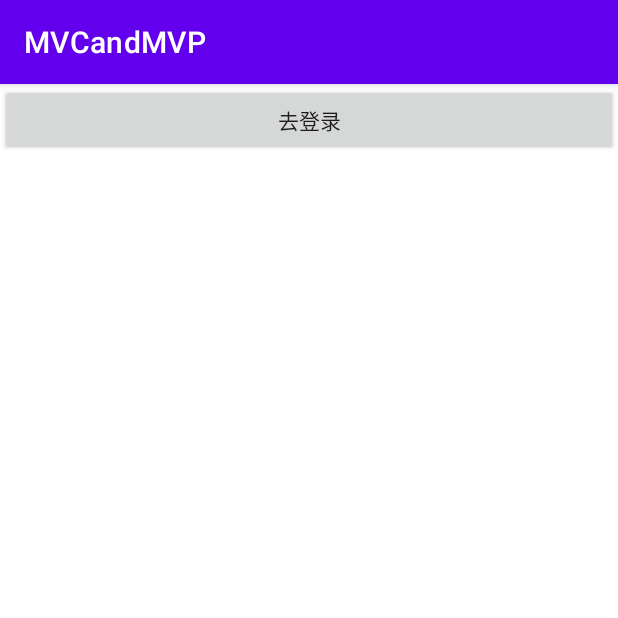
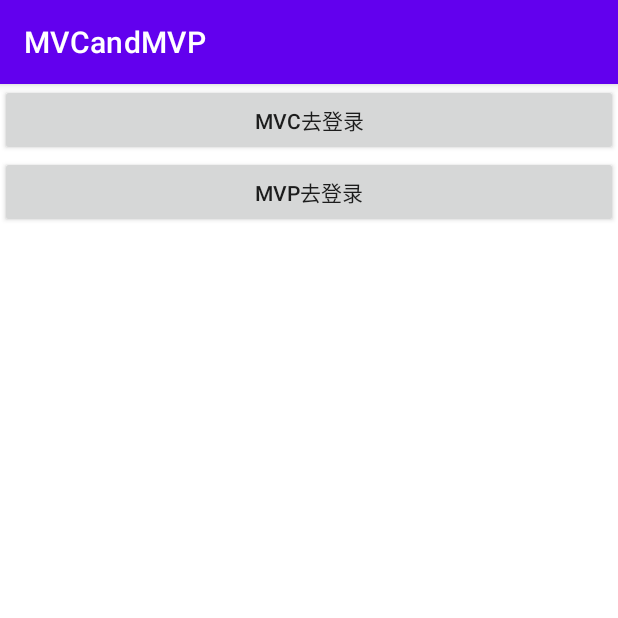
Before and after one commit to duan759968124/MVCandMVP, an Android app: the screen it shows after launch (MainActivity), on a phone screen of 412 x 824 dp, the top half of it. Run offline under Robolectric (Android 15) with nearby library versions, the phone set to English and light mode, and no system bars.

Commit message:
增加注释及修改代码引用位置

```diff
--- a/app/src/main/AndroidManifest.xml
+++ b/app/src/main/AndroidManifest.xml
@@ -12,7 +12,7 @@
         android:supportsRtl="true"
         android:theme="@style/Theme.MVCandMVP">
         <activity
-            android:name=".mvc.ui.LoginActivity"
+            android:name=".mvc.ui.LoginActivity_mvc"
             android:exported="true" >
             <intent-filter>
                 <action android:name="android.intent.action.SEND" />
@@ -42,6 +42,7 @@
             </intent-filter>
 
         </activity>
+        <activity android:name=".mvp.LoginActivity_mvp" />
     </application>
 
 </manifest>
--- a/app/src/main/java/com/mvcandmvp/MainActivity.java
+++ b/app/src/main/java/com/mvcandmvp/MainActivity.java
@@ -5,21 +5,19 @@ import androidx.appcompat.widget.AppCompatButton;
 
 import android.os.Bundle;
 
-import com.mvcandmvp.mvc.ui.LoginActivity;
+import com.mvcandmvp.mvc.ui.LoginActivity_mvc;
+import com.mvcandmvp.mvp.LoginActivity_mvp;
 
 public class MainActivity extends AppCompatActivity {
 
-    private AppCompatButton btnLogin;
 
     @Override
     protected void onCreate(Bundle savedInstanceState) {
         super.onCreate(savedInstanceState);
         setContentView(R.layout.activity_main);
 
-        btnLogin = findViewById(R.id.to_login);
-        btnLogin.setOnClickListener(view -> {
-            LoginActivity.start(this);
-        });
+        findViewById(R.id.to_login_mvc).setOnClickListener(view -> LoginActivity_mvc.start(getBaseContext()));
+        findViewById(R.id.to_login_mvp).setOnClickListener(v -> LoginActivity_mvp.start(getBaseContext()));
 
     }
 }
--- a/app/src/main/java/com/mvcandmvp/mvc/Interface/ILogin.java
+++ b/app/src/main/java/com/mvcandmvp/mvc/Interface/ILogin.java
@@ -4,6 +4,10 @@ package com.mvcandmvp.mvc.Interface;
 import com.mvcandmvp.mvc.bean.LoginBean;
 import com.mvcandmvp.mvc.callback.BeanCallback;
 
+/**
+ * 接口类
+ * 接口调用
+ */
 public interface ILogin {
 
     void login(String name, String password, BeanCallback<LoginBean> beanCallback);
--- a/app/src/main/java/com/mvcandmvp/mvc/model/LoginModel.java
+++ b/app/src/main/java/com/mvcandmvp/mvc/model/LoginModel.java
@@ -4,6 +4,7 @@ import com.google.gson.Gson;
 import com.mvcandmvp.mvc.Interface.ILogin;
 import com.mvcandmvp.mvc.bean.LoginBean;
 import com.mvcandmvp.mvc.callback.BeanCallback;
+import com.mvcandmvp.mvc.http.HttpContants;
 
 import java.io.IOException;
 
@@ -28,7 +29,7 @@ public class LoginModel implements ILogin {
                 .add("password", password)
                 .build();
         Request request = new Request.Builder().post(requestBody)
-                .url("http://192.168.1.217:8080/a/task3.json")
+                .url(HttpContants.LOGIN)
                 .build();
         Call call = okHttpClient.newCall(request);
         call.enqueue(new Callback() {
--- a/app/src/main/java/com/mvcandmvp/mvp/base/Api.java
+++ b/app/src/main/java/com/mvcandmvp/mvp/base/Api.java
@@ -5,7 +5,7 @@ package com.mvcandmvp.mvp.base;
  */
 public class Api {
 
-    public static final String BASE = "";
+    public static final String BASE = "https://m.nuaa.edu.cn/a_nuaa/";
 
 
 }
--- a/app/src/main/java/com/mvcandmvp/mvp/base/ApiInterface.java
+++ b/app/src/main/java/com/mvcandmvp/mvp/base/ApiInterface.java
@@ -11,7 +11,7 @@ import retrofit2.http.Query;
 public interface ApiInterface {
 
 
-    @GET("")
+    @GET("api/login/checktoken")
     Observable<BaseBean<testBean>> getData(@Query("param") String param);
 
 
--- a/app/src/main/java/com/mvcandmvp/mvp/presenter/testPresenter.java
+++ b/app/src/main/java/com/mvcandmvp/mvp/presenter/testPresenter.java
@@ -17,8 +17,10 @@ import io.reactivex.schedulers.Schedulers;
  */
 public class testPresenter extends BasePresenter<testView<BaseBean<testBean>>> {
 
+    ApiInterface apiInterface = RetrofitUtil.getInstance().create(ApiInterface.class);
+
     public void getData(HashMap<String, Object> hashMap) {
-        ApiInterface apiInterface = RetrofitUtil.getInstance().create(ApiInterface.class);
+
 
         apiInterface.getData("")
                 .subscribeOn(Schedulers.io())
--- a/app/src/main/java/com/mvcandmvp/mvp/view/testView.java
+++ b/app/src/main/java/com/mvcandmvp/mvp/view/testView.java
@@ -9,4 +9,10 @@ public interface testView<T> extends BaseView {
 
     void onSuccess(@Nullable T t);
 
+    @Override
+    default void onError(String msg) {//已实现，子类可不实现
+        onError(msg);//处理错误
+    }
+
+    ;
 }
--- a/app/src/main/res/layout/activity_login.xml
+++ b/app/src/main/res/layout/activity_login_mvc.xml
@@ -5,7 +5,7 @@
     xmlns:tools="http://schemas.android.com/tools"
     android:layout_width="match_parent"
     android:layout_height="match_parent"
-    tools:context=".mvc.ui.LoginActivity"
+    tools:context=".mvc.ui.LoginActivity_mvc"
     android:orientation="vertical">
 
 
--- a/app/src/main/res/layout/activity_main.xml
+++ b/app/src/main/res/layout/activity_main.xml
@@ -11,7 +11,13 @@
    <androidx.appcompat.widget.AppCompatButton
        android:layout_width="match_parent"
        android:layout_height="wrap_content"
-       android:id="@+id/to_login"
-       android:text="去登录"/>
+       android:id="@+id/to_login_mvc"
+       android:text="MVC去登录"/>
+
+   <androidx.appcompat.widget.AppCompatButton
+       android:layout_width="match_parent"
+       android:layout_height="wrap_content"
+       android:id="@+id/to_login_mvp"
+       android:text="MVP去登录"/>
 
 </LinearLayout>
```
Also changed, not shown: app/src/main/java/com/mvcandmvp/mvc/http/HttpContants.java (added, +13 -0 lines), app/src/main/java/com/mvcandmvp/mvc/ui/LoginActivity_mvc.java (renamed from app/src/main/java/com/mvcandmvp/mvc/ui/LoginActivity.java, +12 -24 lines), app/src/main/java/com/mvcandmvp/mvp/LoginActivity_mvp.java (added, +56 -0 lines), app/src/main/res/layout/activity_login_mvp.xml (added, +18 -0 lines).
